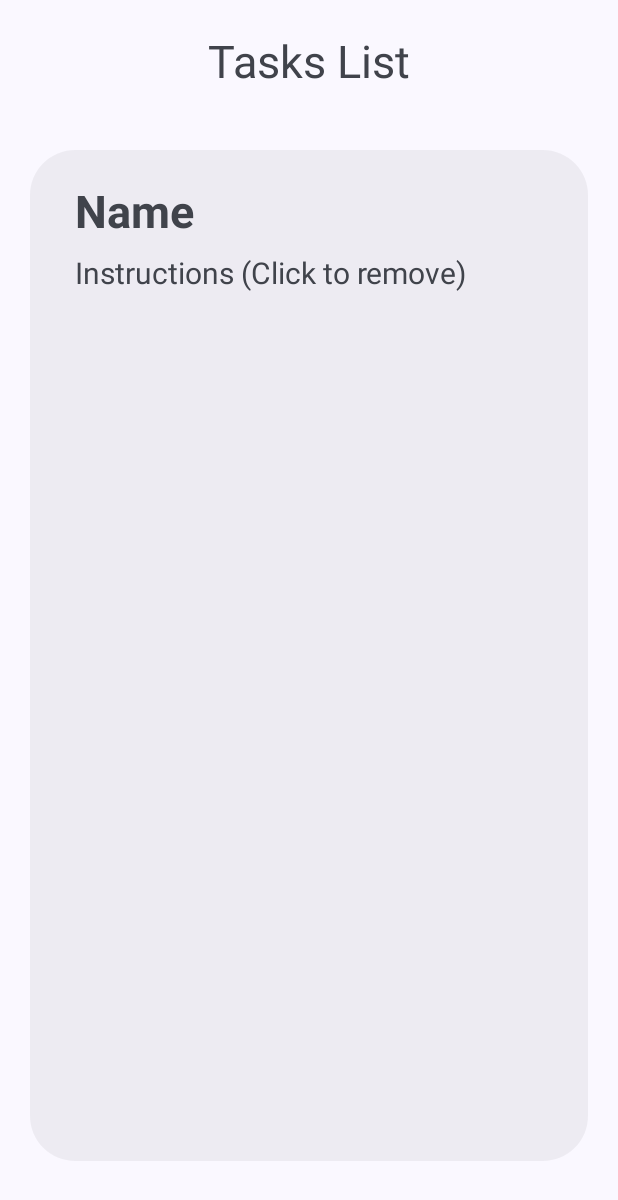
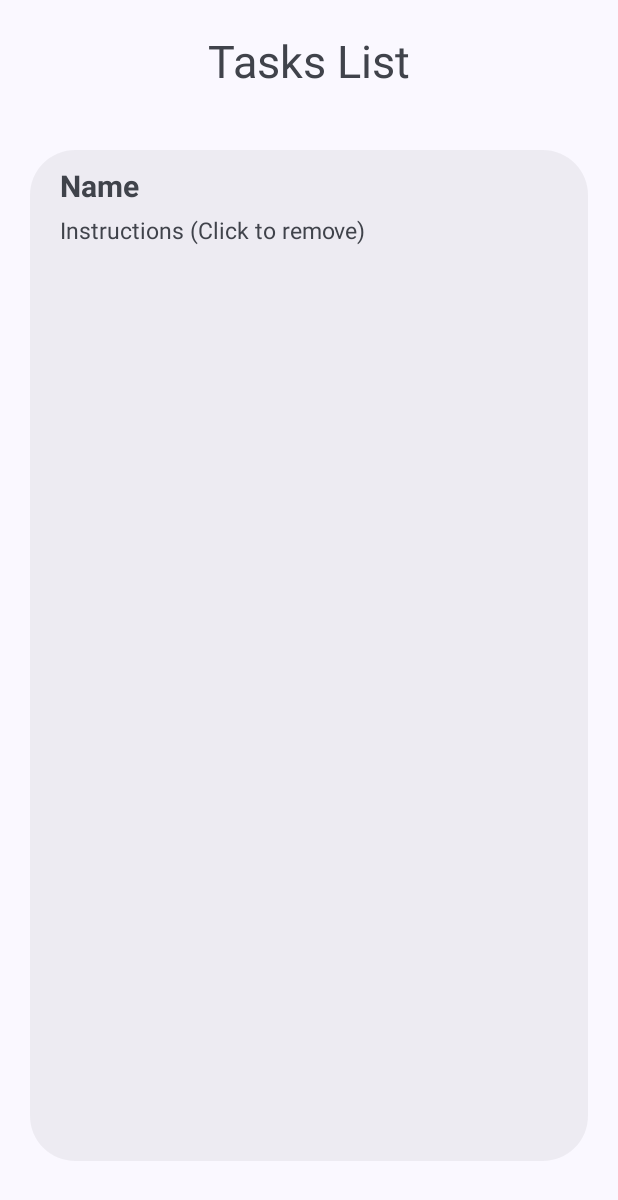
Before and after one commit to Skyghost090/Rant, an Android app: the tasksList screen opened directly, with no data from a screen before it, on a phone screen of 412 x 824 dp. Shown: the top 1200 px of the screen. Run offline under Robolectric (Android 15) with nearby library versions, the phone set to English and light mode, and no system bars.

Commit message:
Add files via upload

```diff
--- a/app/src/main/res/layout/task_item.xml
+++ b/app/src/main/res/layout/task_item.xml
@@ -2,17 +2,17 @@
 <androidx.constraintlayout.widget.ConstraintLayout xmlns:android="http://schemas.android.com/apk/res/android"
     xmlns:tools="http://schemas.android.com/tools"
     android:layout_width="match_parent"
-    android:layout_height="115dp"
+    android:layout_height="95dp"
     xmlns:app="http://schemas.android.com/apk/res-auto"
     android:orientation="vertical"
-    android:padding="20dp">
+    android:padding="10dp">
 
     <TextView
         android:id="@+id/taskName"
         android:layout_width="wrap_content"
         android:layout_height="wrap_content"
         android:layout_marginLeft="10dp"
-        android:textSize="30sp"
+        android:textSize="20sp"
         android:textStyle="bold"
         app:layout_constraintStart_toStartOf="parent"
         app:layout_constraintTop_toTopOf="parent" />
@@ -21,9 +21,10 @@
         android:id="@+id/taskInstructions"
         android:layout_width="wrap_content"
         android:layout_height="wrap_content"
+        android:layout_marginTop="5dp"
         android:layout_marginLeft="10dp"
-        android:textSize="20sp"
-        app:layout_constraintBottom_toBottomOf="parent"
-        app:layout_constraintStart_toStartOf="parent" />
+        android:textSize="15sp"
+        app:layout_constraintStart_toStartOf="parent"
+        app:layout_constraintTop_toBottomOf="@+id/taskName" />
 
 </androidx.constraintlayout.widget.ConstraintLayout>
```
Also changed, not shown: app/src/main/java/com/rant/MainActivity.kt (+16 -7 lines), app/src/main/res/layout/activity_main.xml (+5 -4 lines).
